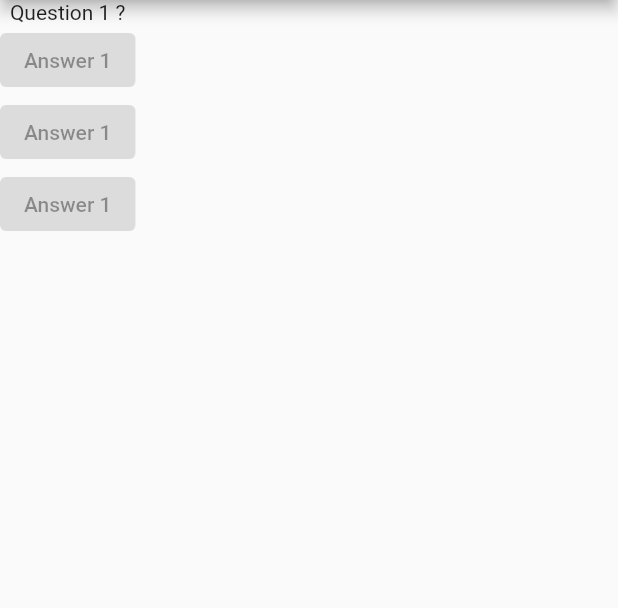
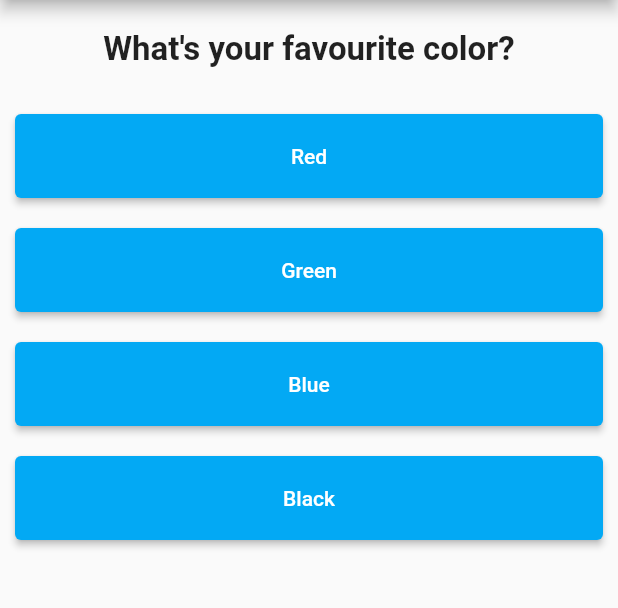
Before and after one commit to My-Personal-Flutter/first_app, a Flutter app: the screen it shows after launch, on a phone screen of 412 x 824 dp, the part 84-692 px from its top. Run offline on Flutter 3.47's test engine with Material 2 defaults, Android fonts, the phone set to English and light mode, and no system bars.

Commit message:
working on the project firstapp

```diff
--- /dev/null
+++ b/lib/Answer.dart
@@ -0,0 +1,25 @@
+import 'package:flutter/material.dart';
+
+class Answer extends StatelessWidget {
+  final VoidCallback? answerSelectHandler;
+  final String? answerText;
+
+  Answer({this.answerSelectHandler, this.answerText});
+
+  @override
+  Widget build(BuildContext context) {
+    return Container(
+      width: double.infinity,
+      margin: EdgeInsets.all(10),
+      child: ElevatedButton(
+        style: ButtonStyle(
+          backgroundColor: MaterialStateProperty.all(Colors.lightBlue),
+          foregroundColor: MaterialStateProperty.all(Colors.white),
+          padding: MaterialStateProperty.all(EdgeInsets.all(20)),
+        ),
+        onPressed: answerSelectHandler,
+        child: Text(answerText!),
+      ),
+    );
+  }
+}
--- /dev/null
+++ b/lib/Question.dart
@@ -0,0 +1,24 @@
+import 'package:flutter/material.dart';
+
+class Question extends StatelessWidget {
+  final String question;
+
+  Question(this.question);
+
+  @override
+  Widget build(BuildContext context) {
+    return Container(
+      width: double.infinity,
+      margin: EdgeInsets.all(10),
+      padding: EdgeInsets.all(10),
+      child: Text(
+        question,
+        style: TextStyle(
+          fontSize: 22,
+          fontWeight: FontWeight.bold,
+        ),
+        textAlign: TextAlign.center,
+      ),
+    );
+  }
+}
--- a/lib/main.dart
+++ b/lib/main.dart
@@ -1,12 +1,46 @@
+import 'package:first_app/Answer.dart';
 import 'package:flutter/material.dart';
+import 'package:first_app/Question.dart';
 
 void main() => runApp(MyApp());
 
-class MyApp extends StatelessWidget {
-  var question = <String>[
-    'What\'s your favourite color?',
-    'What\'s your favourite animal?'
+class MyApp extends StatefulWidget {
+  @override
+  State<StatefulWidget> createState() {
+    return _MyAppState();
+  }
+}
+
+class _MyAppState extends State<MyApp> {
+  var _questionIndex = 0;
+
+  void _answerQuestion() {
+    setState(() {
+      // if (_questionIndex < questions.length) _questionIndex++;
+      _questionIndex++;
+    });
+    print(_questionIndex);
+  }
+
+  static const questions = [
+    {
+      "questionText": "What\'s your favourite color?",
+      "answers": ['Black', 'Red', "Blue", "Green"]
+    },
+    {
+      "questionText": 'What\'s your favourite animal?',
+      "answers": ['Rabbit', 'Bat', "Dragon", "Snake"]
+    },
+    {
+      "questionText": 'What\'s your favourite Planet?',
+      "answers": ['Mercury', 'Venus', "Earth", "Mars"]
+    },
+    {
+      "questionText": 'What\'s your favourite Country?',
+      "answers": ['Pakistan', 'France', "America", "Saudi Arabia"]
+    },
   ];
+
   @override
   Widget build(BuildContext context) {
     return MaterialApp(
@@ -15,23 +49,35 @@ class MyApp extends StatelessWidget {
           title: Text("My First App"),
           centerTitle: false,
         ),
-        body: Column(
-          children: <Widget>[
-            Text("Question 1 ?"),
-            ElevatedButton(
-              onPressed: null,
-              child: Text("Answer 1"),
-            ),
-            ElevatedButton(
-              onPressed: null,
-              child: Text("Answer 1"),
-            ),
-            ElevatedButton(
-              onPressed: null,
-              child: Text("Answer 1"),
-            )
-          ],
-        ),
+        body: _questionIndex < questions.length
+            ? Column(
+                children: <Widget>[
+                  Question(questions[_questionIndex]["questionText"] as String),
+                  ...(questions[_questionIndex]["answers"] as List<String>)
+                      .map((answer) {
+                    return Answer(
+                      answerSelectHandler: _answerQuestion,
+                      answerText: answer,
+                    );
+                  }).toList()
+                    ..shuffle()
+                ],
+              )
+            : Center(
+                child: Container(
+                  width: double.infinity,
+                  margin: EdgeInsets.all(10),
+                  padding: EdgeInsets.all(10),
+                  child: Text(
+                    "You Did it Bro ..!",
+                    style: TextStyle(
+                      fontSize: 22,
+                      fontWeight: FontWeight.bold,
+                    ),
+                    textAlign: TextAlign.center,
+                  ),
+                ),
+              ),
       ),
     );
   }
--- a/pubspec.yaml
+++ b/pubspec.yaml
@@ -18,7 +18,7 @@ publish_to: 'none' # Remove this line if you wish to publish to pub.dev
 version: 1.0.0+1
 
 environment:
-  sdk: ">=2.11.0 <3.0.0"
+  sdk: ">=2.12.0 <3.0.0"
 
 dependencies:
   flutter:
```
